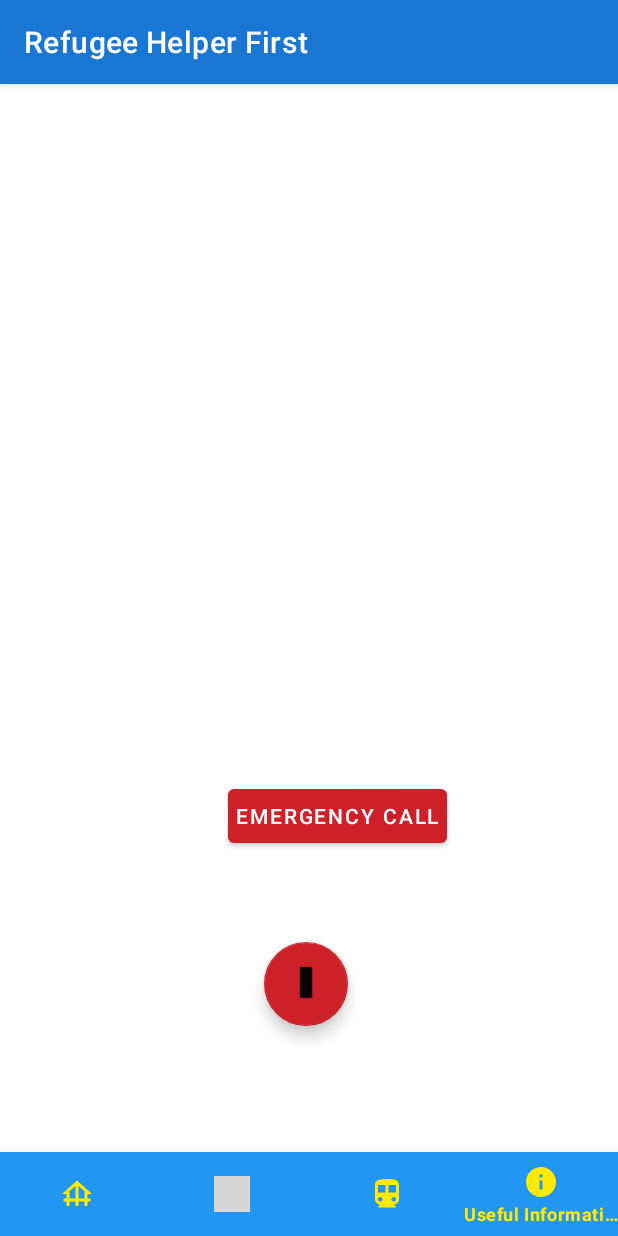
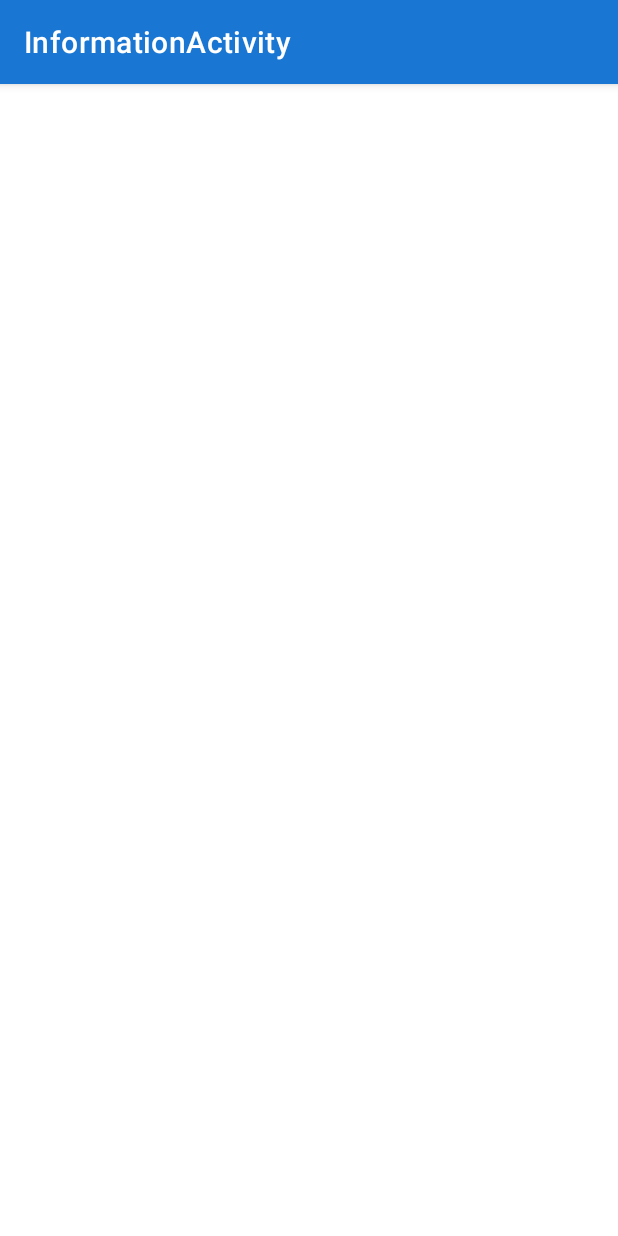
Before and after one commit to CristianCotovanu/refugee-helper, an Android app: the screen it shows after launch (MainActivity before the commit, InformationActivity after it), item 4 of the bottom bar chosen, on a phone screen of 412 x 824 dp. Run offline under Robolectric (Android 15) with nearby library versions, the phone set to English and light mode, and no system bars; our stand-ins replace Firebase (no records; nobody signed in at launch, a user with empty details on screens opened directly); grey boxes are pictures that could not be loaded.

Commit message:
Final commit

```diff
--- a/app/src/main/java/com/example/refugeehelper/MainActivity.kt
+++ b/app/src/main/java/com/example/refugeehelper/MainActivity.kt
@@ -13,7 +13,7 @@ import androidx.core.app.ActivityCompat
 import androidx.core.content.ContextCompat
 import com.example.refugeehelper.databinding.ActivityMainBinding
 import com.example.refugeehelper.foundations.FoundationActivity
-import com.example.refugeehelper.important.ImportantInformationActivity
+import com.example.refugeehelper.important.InformationActivity
 import com.example.refugeehelper.requests.RequestActivity
 import com.google.android.material.bottomnavigation.BottomNavigationView
 
@@ -48,7 +48,7 @@ class MainActivity : AppCompatActivity() {
                     startActivity(intent)
                 }
                 R.id.ic_info -> {
-                    val intent = Intent(this@MainActivity, ImportantInformationActivity::class.java)
+                    val intent = Intent(this@MainActivity, InformationActivity::class.java)
                     startActivity(intent)
                 }
             }
--- /dev/null
+++ b/app/src/main/java/com/example/refugeehelper/important/InformationActivity.kt
@@ -0,0 +1,28 @@
+package com.example.refugeehelper.important
+
+import android.os.Bundle
+import androidx.appcompat.app.AppCompatActivity
+import com.example.refugeehelper.databinding.ActivityInformationBinding
+import com.google.firebase.database.DatabaseReference
+import com.google.firebase.database.ktx.database
+import com.google.firebase.ktx.Firebase
+
+class InformationActivity : AppCompatActivity() {
+    private val NATIONAL_REFUGEE_HELP_PHONE_NUMBER = "0214144494"
+
+    private lateinit var binding: ActivityInformationBinding
+    private lateinit var database: DatabaseReference
+
+//    private lateinit var text: DatabaseReference
+
+    override fun onCreate(savedInstanceState: Bundle?) {
+        super.onCreate(savedInstanceState)
+
+        binding = ActivityInformationBinding.inflate(layoutInflater)
+        setContentView(binding.root)
+
+        database = Firebase.database.reference
+
+
+    }
+}
--- /dev/null
+++ b/app/src/main/res/importantinformation/mipmap-anydpi-v26/refugee_theme_image.xml
@@ -0,0 +1,5 @@
+<?xml version="1.0" encoding="utf-8"?>
+<adaptive-icon xmlns:android="http://schemas.android.com/apk/res/android">
+    <background android:drawable="@color/refugee_theme_image_background"/>
+    <foreground android:drawable="@mipmap/refugee_theme_image_foreground"/>
+</adaptive-icon>
--- /dev/null
+++ b/app/src/main/res/importantinformation/values/refugee_theme_image_background.xml
@@ -0,0 +1,4 @@
+<?xml version="1.0" encoding="utf-8"?>
+<resources>
+    <color name="refugee_theme_image_background">#CBA944</color>
+</resources>
--- /dev/null
+++ b/app/src/main/res/layout/activity_information.xml
@@ -0,0 +1,11 @@
+<?xml version="1.0" encoding="utf-8"?>
+<androidx.constraintlayout.widget.ConstraintLayout xmlns:android="http://schemas.android.com/apk/res/android"
+    xmlns:app="http://schemas.android.com/apk/res-auto"
+    xmlns:tools="http://schemas.android.com/tools"
+    android:layout_width="match_parent"
+    android:layout_height="match_parent"
+    tools:context=".important.InformationActivity">
+
+
+
+</androidx.constraintlayout.widget.ConstraintLayout>
--- a/app/src/main/res/layout/activity_main.xml
+++ b/app/src/main/res/layout/activity_main.xml
@@ -5,18 +5,6 @@
     android:layout_width="match_parent"
     android:layout_height="match_parent"
     tools:context=".MainActivity">
-
-    <com.google.android.material.floatingactionbutton.FloatingActionButton
-        android:id="@+id/emergency_call_button"
-        android:layout_width="wrap_content"
-        android:layout_height="wrap_content"
-        android:layout_marginStart="176dp"
-        android:layout_marginTop="572dp"
-        android:contentDescription="@string/emergency_call"
-        app:backgroundTint="@color/emergency_red"
-        app:layout_constraintStart_toStartOf="parent"
-        app:layout_constraintTop_toTopOf="parent"
-        app:srcCompat="@android:drawable/btn_default" />
 
     <Button
         android:id="@+id/button"
@@ -32,16 +20,6 @@
         app:layout_constraintStart_toStartOf="parent"
         app:layout_constraintTop_toTopOf="parent"
         app:srcCompat="@drawable/ic_emergency_call" />
-
-    <!--    <TextView-->
-    <!--        android:id="@+id/textView"-->
-    <!--        android:layout_width="wrap_content"-->
-    <!--        android:layout_height="wrap_content"-->
-    <!--        android:layout_marginStart="156dp"-->
-    <!--        android:layout_marginTop="628dp"-->
-    <!--        android:text="@string/emergency_call_button_text"-->
-    <!--        app:layout_constraintStart_toStartOf="parent"-->
-    <!--        app:layout_constraintTop_toTopOf="parent" />-->
 
     <com.google.android.material.bottomnavigation.BottomNavigationView
         android:id="@+id/bottom_navigation"
@@ -60,6 +38,44 @@
         android:layout_width="match_parent"
         android:layout_height="wrap_content"
         app:layout_constraintBottom_toTopOf="@id/bottom_navigation"
-        app:layout_constraintTop_toTopOf="parent" />
+        app:layout_constraintEnd_toEndOf="parent"
+        app:layout_constraintStart_toStartOf="parent"
+        app:layout_constraintTop_toTopOf="parent"
+        app:layout_constraintVertical_bias="0.002" />
+
+<!--    <TextView-->
+<!--        android:id="@+id/main_title"-->
+<!--        android:layout_width="279dp"-->
+<!--        android:layout_height="57dp"-->
+<!--        android:layout_marginBottom="640dp"-->
+<!--        android:gravity="center"-->
+<!--        android:text="@string/main_title"-->
+<!--        android:textSize="32sp"-->
+<!--        app:layout_constraintBottom_toBottomOf="parent"-->
+<!--        app:layout_constraintLeft_toLeftOf="parent"-->
+<!--        app:layout_constraintRight_toRightOf="parent" />-->
+
+    <!--    <ImageView-->
+    <!--        android:id="@+id/main_image"-->
+    <!--        android:layout_width="411dp"-->
+    <!--        android:layout_height="245dp"-->
+    <!--        android:layout_marginBottom="372dp"-->
+    <!--        android:contentDescription="@string/main_page_image"-->
+    <!--        app:layout_constraintBottom_toBottomOf="parent"-->
+    <!--        app:layout_constraintHorizontal_bias="0.0"-->
+    <!--        app:layout_constraintLeft_toLeftOf="parent"-->
+    <!--        app:layout_constraintRight_toRightOf="parent"-->
+    <!--        app:srcCompat="@mipmap/refugee_theme_image" />-->
+
+<!--    <TextView-->
+<!--        android:id="@+id/main_description"-->
+<!--        android:layout_width="368dp"-->
+<!--        android:layout_height="208dp"-->
+<!--        android:layout_marginBottom="292dp"-->
+<!--        android:text="@string/main_description"-->
+<!--        app:layout_constraintBottom_toBottomOf="parent"-->
+<!--        app:layout_constraintHorizontal_bias="0.488"-->
+<!--        app:layout_constraintLeft_toLeftOf="parent"-->
+<!--        app:layout_constraintRight_toRightOf="parent" />-->
 
 </androidx.constraintlayout.widget.ConstraintLayout>
--- a/app/src/main/res/values/strings.xml
+++ b/app/src/main/res/values/strings.xml
@@ -1,5 +1,5 @@
 <resources>
-    <string name="app_name">Refugee Helper First</string>
+    <string name="app_name">Refugee Helper</string>
     <string name="navigation_drawer_open">Open navigation drawer</string>
     <string name="navigation_drawer_close">Close navigation drawer</string>
     <string name="nav_header_desc">Navigation header</string>
@@ -29,8 +29,12 @@
 
     <!--    Useful information strings section -->
     <string name="useful_information_bottom_menu">Useful Information</string>
+    <string name="title_activity_information">InformationActivity</string>
 
     <string name="add_new_entry">Add new entry</string>
     <string name="emergency_call">Emergency call</string>
     <string name="emergency_call_button_text">Emergency Call</string>
+    <string name="main_description">this is the main description</string>
+    <string name="main_title">Refugee Helper</string>
+    <string name="main_page_image">Main page image</string>
 </resources>
```
Also changed, not shown: app/src/main/AndroidManifest.xml (+7 -3 lines), app/src/main/res/importantinformation/mipmap-xhdpi/refugee_theme_image_foreground.png (added).
